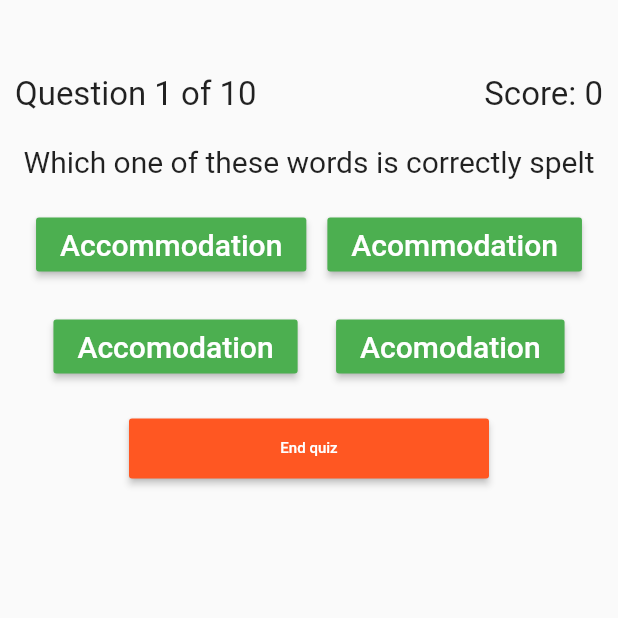
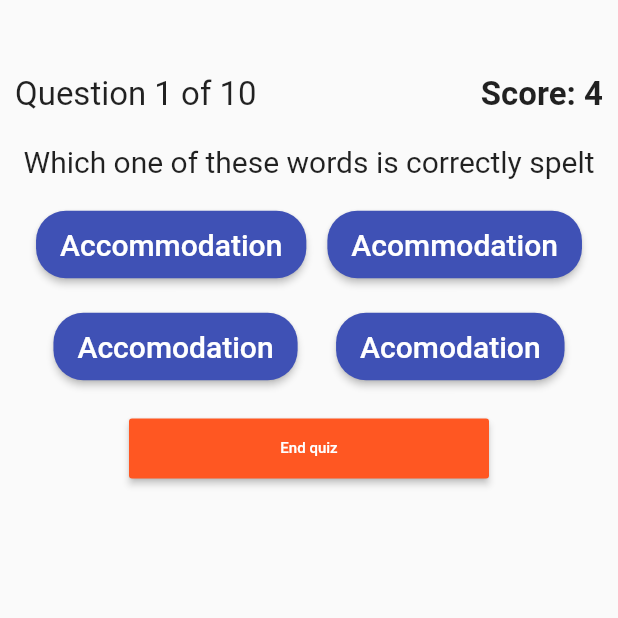
Before and after one commit to amie-nzie/quiz_app, a Flutter app: the homepage screen opened directly, on a phone screen of 412 x 824 dp, the top half of it. Run offline on Flutter 3.47's test engine with Material 2 defaults, Android fonts, the phone set to English and light mode, and no system bars; Roboto replaces fonts that are missing (New Times Roman).

Commit message:
new commit

```diff
--- a/lib/home.dart
+++ b/lib/home.dart
@@ -1,4 +1,7 @@
 import 'package:flutter/material.dart';
+import 'package:flutter/services.dart';
+import 'package:spellingquizapp/main.dart';
+import 'package:spellingquizapp/splash.dart';
 
 class SpellingQuiz {
   var questions = [
@@ -41,7 +44,7 @@ class SpellingQuiz {
   ];
 }
 
-var finalScore = 0;
+var finalScore = 4;
 var questionNumber = 0;
 var quiz = SpellingQuiz();
 
@@ -55,8 +58,29 @@ class homepage extends StatefulWidget {
 class homepageState extends State<homepage> {
   @override
   Widget build(BuildContext context) {
+    SystemChrome.setPreferredOrientations(
+        [DeviceOrientation.portraitDown, DeviceOrientation.portraitUp]);
     return WillPopScope(
-      onWillPop: () async => false,
+      onWillPop: () {
+        return showDialog(
+            context: context,
+            builder: (context) => AlertDialog(
+                  title: Text(
+                    "Spelling Quiz",
+                  ),
+                  content: Text("You can't go back at this stage."),
+                  actions: <Widget>[
+                    FlatButton(
+                      onPressed: () {
+                        Navigator.of(context).pop();
+                      },
+                      child: Text(
+                        "Ok",
+                      ),
+                    )
+                  ],
+                ));
+      },
       child: Scaffold(
         body: Container(
           margin: const EdgeInsets.all(10.0),
@@ -75,7 +99,11 @@ class homepageState extends State<homepage> {
                     ),
                     Text(
                       "Score: $finalScore",
-                      style: TextStyle(fontSize: 22.0),
+                      style: TextStyle(
+                        fontSize: 22.0,
+                        fontWeight: FontWeight.w700,
+                        fontFamily: "New Times Roman",
+                      ),
                     )
                   ],
                 ),
@@ -93,12 +121,17 @@ class homepageState extends State<homepage> {
                 children: <Widget>[
                   MaterialButton(
                     minWidth: 120.0,
-                    color: Colors.green,
+                    height: 45.0,
+                    shape: RoundedRectangleBorder(
+                        borderRadius: BorderRadius.circular(20.0)),
+                    color: Colors.indigo,
+                    splashColor: Colors.green,
+                    highlightColor: Colors.green,
                     onPressed: () {
                       if (quiz.choices[questionNumber][0] ==
                           quiz.correctAnswers[questionNumber]) {
                         debugPrint("Excellent");
-                        finalScore++;
+                        finalScore = finalScore + 4;
                       } else {
                         debugPrint("Incorrect, try again");
                       }
@@ -111,7 +144,12 @@ class homepageState extends State<homepage> {
                   ),
                   MaterialButton(
                     minWidth: 120.0,
-                    color: Colors.green,
+                    height: 45.0,
+                    shape: RoundedRectangleBorder(
+                        borderRadius: BorderRadius.circular(20.0)),
+                    color: Colors.indigo,
+                    splashColor: Colors.green,
+                    highlightColor: Colors.green,
                     onPressed: () {
                       if (quiz.choices[questionNumber][1] ==
                           quiz.correctAnswers[questionNumber]) {
@@ -135,7 +173,12 @@ class homepageState extends State<homepage> {
                 children: <Widget>[
                   MaterialButton(
                     minWidth: 120.0,
-                    color: Colors.green,
+                    height: 45.0,
+                    shape: RoundedRectangleBorder(
+                        borderRadius: BorderRadius.circular(20.0)),
+                    color: Colors.indigo,
+                    splashColor: Colors.green,
+                    highlightColor: Colors.green,
                     onPressed: () {
                       if (quiz.choices[questionNumber][2] ==
                           quiz.correctAnswers[questionNumber]) {
@@ -153,7 +196,12 @@ class homepageState extends State<homepage> {
                   ),
                   MaterialButton(
                     minWidth: 120.0,
-                    color: Colors.green,
+                    height: 45.0,
+                    shape: RoundedRectangleBorder(
+                        borderRadius: BorderRadius.circular(20.0)),
+                    color: Colors.indigo,
+                    splashColor: Colors.green,
+                    highlightColor: Colors.green,
                     onPressed: () {
                       if (quiz.choices[questionNumber][3] ==
                           quiz.correctAnswers[questionNumber]) {
@@ -219,15 +267,18 @@ class Summary extends StatelessWidget {
   Summary({Key key, @required this.score}) : super(key: key);
   @override
   Widget build(BuildContext context) {
-    return WillPopScope(
-      onWillPop: () async => false,
-      child: Scaffold(
+    return Scaffold(
+      appBar: AppBar(
+        title: Text(
+          "Result",
+        ),
+      ),
       body: Container(
         child: Column(
           mainAxisAlignment: MainAxisAlignment.center,
           children: <Widget>[
             Text(
-                "Final Score: $score",
+              "Congratulations. You scored: $score",
               style: TextStyle(
                 fontSize: 25.0,
               ),
@@ -238,7 +289,9 @@ class Summary extends StatelessWidget {
               onPressed: () {
                 questionNumber = 0;
                 finalScore = 0;
-                  Navigator.pop(context);
+                Navigator.of(context).pushReplacement(MaterialPageRoute(
+                  builder: (context) => splashscreen(),
+                ));
               },
               child: Text(
                 "Reset Quiz",
@@ -248,7 +301,6 @@ class Summary extends StatelessWidget {
           ],
         ),
       ),
-      ),
     );
   }
 }
```
Also changed, not shown: lib/main.dart (+0 -24 lines), lib/splash.dart (+43 -9 lines). Lines whose indentation alone changed are shown as unchanged.
